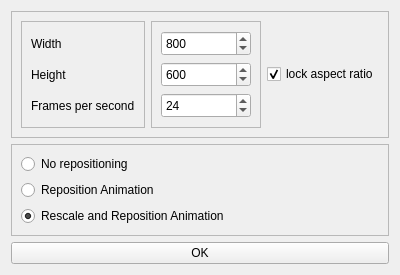
This is animationoptions.ui in Argasio/marionettaPlus as Qt 5 draws it before an edit. The edited form follows.
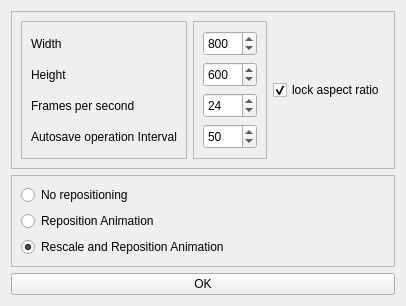
This is the edited form.

```diff
--- a/animationoptions.ui
+++ b/animationoptions.ui
@@ -7,7 +7,7 @@
     <x>0</x>
     <y>0</y>
     <width>400</width>
-    <height>257</height>
+    <height>277</height>
    </rect>
   </property>
   <property name="windowTitle">
@@ -89,6 +89,19 @@
            </property>
           </widget>
          </item>
+         <item>
+          <widget class="QLabel" name="label_4">
+           <property name="minimumSize">
+            <size>
+             <width>0</width>
+             <height>25</height>
+            </size>
+           </property>
+           <property name="text">
+            <string>Autosave operation Interval</string>
+           </property>
+          </widget>
+         </item>
          <item>
           <spacer name="verticalSpacer_2">
            <property name="orientation">
@@ -183,6 +196,19 @@
            </property>
           </widget>
          </item>
+         <item>
+          <widget class="QSpinBox" name="autoSaveSpinbox">
+           <property name="minimumSize">
+            <size>
+             <width>0</width>
+             <height>25</height>
+            </size>
+           </property>
+           <property name="value">
+            <number>50</number>
+           </property>
+          </widget>
+         </item>
          <item>
           <spacer name="verticalSpacer">
            <property name="orientation">
```
